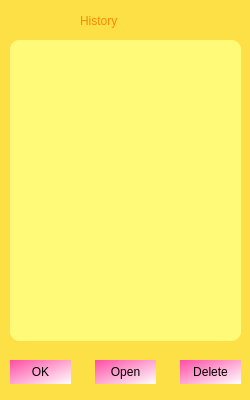
Above: Lab 2 + lab 3 MyNotesMaker/history.ui from pvasya/OOOP before the change. Below: the same form after it.
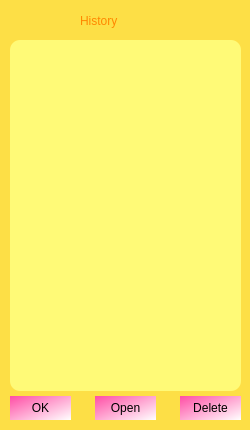
That is the form after the change.

Patch:
```diff
--- a/Lab 2 + lab 3 MyNotesMaker/history.ui
+++ b/Lab 2 + lab 3 MyNotesMaker/history.ui
@@ -7,7 +7,7 @@
     <x>0</x>
     <y>0</y>
     <width>250</width>
-    <height>400</height>
+    <height>430</height>
    </rect>
   </property>
   <property name="windowTitle">
@@ -21,7 +21,7 @@
    <property name="geometry">
     <rect>
      <x>10</x>
-     <y>360</y>
+     <y>396</y>
      <width>61</width>
      <height>24</height>
     </rect>
@@ -49,7 +49,7 @@
    <property name="geometry">
     <rect>
      <x>95</x>
-     <y>360</y>
+     <y>396</y>
      <width>61</width>
      <height>24</height>
     </rect>
@@ -94,50 +94,11 @@
     <string>History</string>
    </property>
   </widget>
-  <widget class="QScrollArea" name="scrollArea">
-   <property name="geometry">
-    <rect>
-     <x>10</x>
-     <y>40</y>
-     <width>231</width>
-     <height>301</height>
-    </rect>
-   </property>
-   <property name="minimumSize">
-    <size>
-     <width>231</width>
-     <height>301</height>
-    </size>
-   </property>
-   <property name="maximumSize">
-    <size>
-     <width>231</width>
-     <height>301</height>
-    </size>
-   </property>
-   <property name="styleSheet">
-    <string notr="true">background-color:rgb(255, 250, 119);
-border-radius: 10px;</string>
-   </property>
-   <property name="widgetResizable">
-    <bool>true</bool>
-   </property>
-   <widget class="QWidget" name="scrollAreaWidgetContents">
-    <property name="geometry">
-     <rect>
-      <x>0</x>
-      <y>0</y>
-      <width>231</width>
-      <height>301</height>
-     </rect>
-    </property>
-   </widget>
-  </widget>
   <widget class="QPushButton" name="deletebtn">
    <property name="geometry">
     <rect>
      <x>180</x>
-     <y>360</y>
+     <y>396</y>
      <width>61</width>
      <height>24</height>
     </rect>
@@ -161,6 +122,20 @@
     <string>Delete</string>
    </property>
   </widget>
+  <widget class="QListWidget" name="listWidget">
+   <property name="geometry">
+    <rect>
+     <x>10</x>
+     <y>40</y>
+     <width>231</width>
+     <height>351</height>
+    </rect>
+   </property>
+   <property name="styleSheet">
+    <string notr="true">background-color:rgb(255, 250, 119);
+border-radius: 10px;</string>
+   </property>
+  </widget>
  </widget>
  <resources/>
  <connections/>
```
